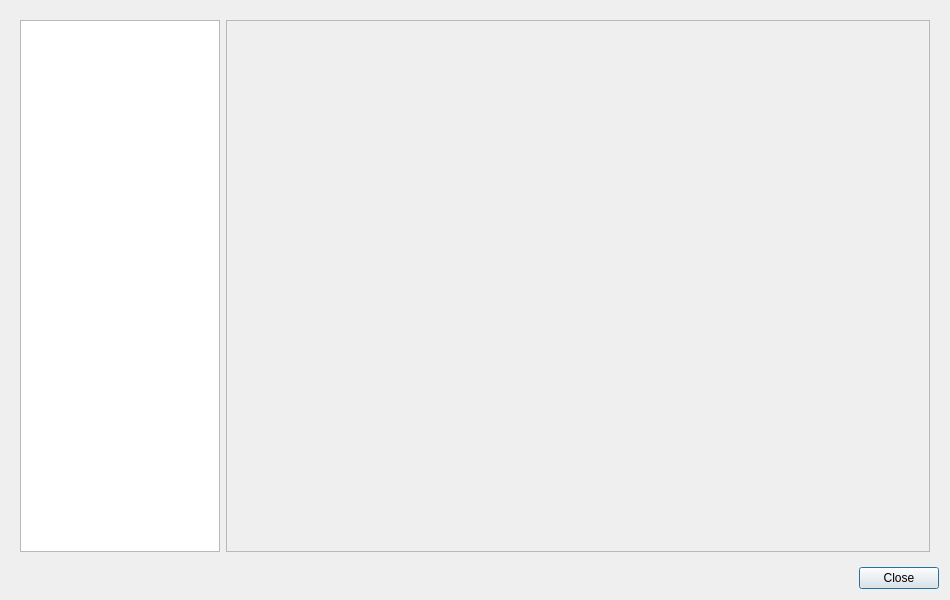
Old version of the form ui/options/OptionsWindow.ui in the repository Open-Typer/Open-Typer.
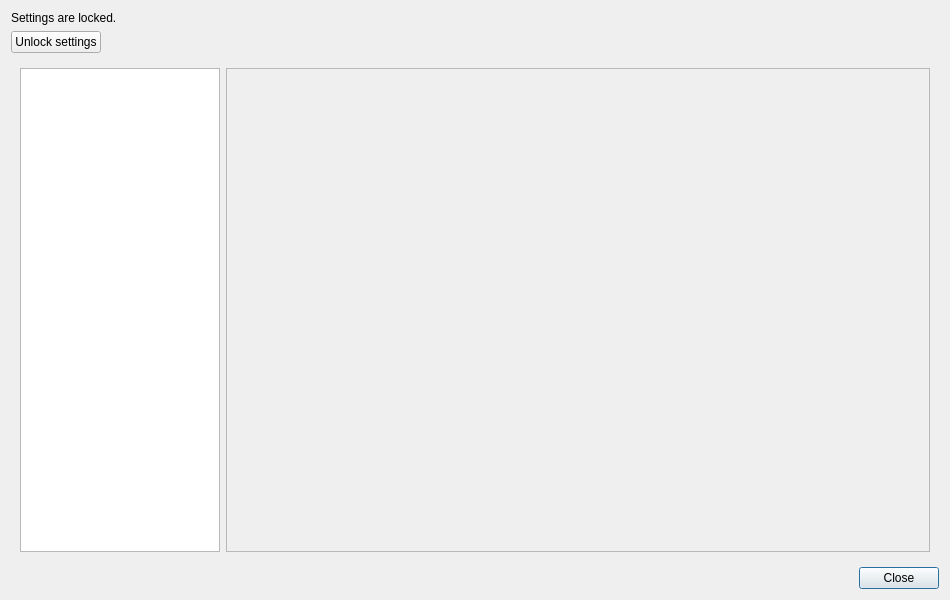
New version of the form.

Commit message: OptionsWindow: Add settings lock

The edit to the form file:
```diff
--- a/ui/options/OptionsWindow.ui
+++ b/ui/options/OptionsWindow.ui
@@ -15,6 +15,26 @@
   </property>
   <layout class="QGridLayout" name="gridLayout">
    <item row="0" column="0">
+    <widget class="QLabel" name="settingsLockLabel">
+     <property name="sizePolicy">
+      <sizepolicy hsizetype="Fixed" vsizetype="Preferred">
+       <horstretch>0</horstretch>
+       <verstretch>0</verstretch>
+      </sizepolicy>
+     </property>
+     <property name="text">
+      <string>Settings are locked.</string>
+     </property>
+    </widget>
+   </item>
+   <item row="3" column="0">
+    <widget class="QDialogButtonBox" name="buttonBox">
+     <property name="standardButtons">
+      <set>QDialogButtonBox::Close</set>
+     </property>
+    </widget>
+   </item>
+   <item row="2" column="0">
     <widget class="QWidget" name="widget" native="true">
      <layout class="QHBoxLayout" name="horizontalLayout">
       <item>
@@ -48,9 +68,15 @@
     </widget>
    </item>
    <item row="1" column="0">
-    <widget class="QDialogButtonBox" name="buttonBox">
-     <property name="standardButtons">
-      <set>QDialogButtonBox::Close</set>
+    <widget class="QPushButton" name="unlockSettingsButton">
+     <property name="sizePolicy">
+      <sizepolicy hsizetype="Fixed" vsizetype="Fixed">
+       <horstretch>0</horstretch>
+       <verstretch>0</verstretch>
+      </sizepolicy>
+     </property>
+     <property name="text">
+      <string>Unlock settings</string>
      </property>
     </widget>
    </item>
```
The commit also changes 2 other files.
